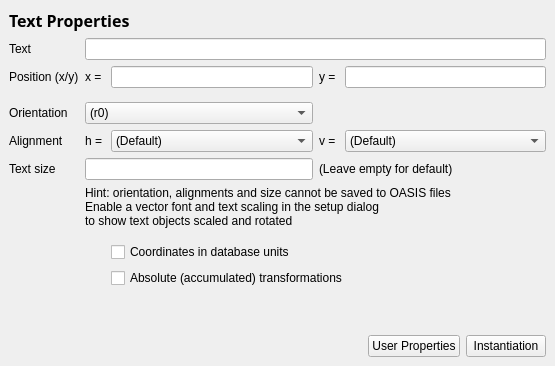
Above: src/edt/edt/TextPropertiesPage.ui from KLayout/klayout before the change. Below: the same form after it.
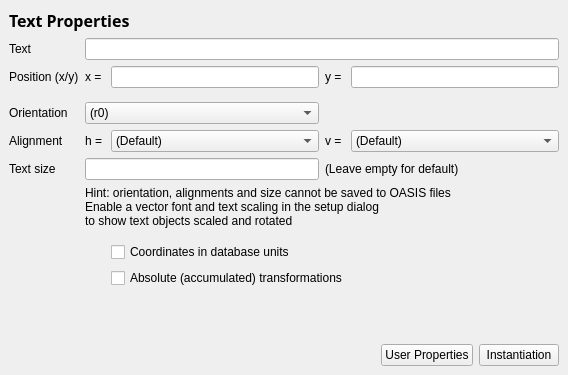
That is the form after the change. Icons and pictures are not drawn.

The edit to the form file:
```diff
--- a/src/edt/edt/TextPropertiesPage.ui
+++ b/src/edt/edt/TextPropertiesPage.ui
@@ -1,12 +1,12 @@
 <ui version="4.0" >
  <class>TextPropertiesPage</class>
- <widget class="QWidget" name="TextPropertiesPage" >
-  <property name="geometry" >
+ <widget class="QWidget" name="TextPropertiesPage">
+  <property name="geometry">
    <rect>
     <x>0</x>
     <y>0</y>
-    <width>555</width>
-    <height>366</height>
+    <width>568</width>
+    <height>375</height>
    </rect>
   </property>
   <property name="windowTitle" >
@@ -26,12 +26,10 @@
      </property>
     </widget>
    </item>
-   <item row="2" column="2" >
-    <widget class="QLineEdit" name="x_le" >
-     <property name="sizePolicy" >
-      <sizepolicy>
-       <hsizetype>7</hsizetype>
-       <vsizetype>0</vsizetype>
+   <item row="2" column="2">
+    <widget class="QLineEdit" name="x_le">
+     <property name="sizePolicy">
+      <sizepolicy hsizetype="Expanding" vsizetype="Fixed">
        <horstretch>1</horstretch>
        <verstretch>0</verstretch>
       </sizepolicy>
@@ -112,13 +110,13 @@
      <property name="frameShadow" >
       <enum>QFrame::Raised</enum>
      </property>
-     <layout class="QHBoxLayout" >
-      <property name="margin" >
-       <number>0</number>
-      </property>
-      <property name="spacing" >
+     <layout class="QHBoxLayout">
+      <property name="spacing">
        <number>6</number>
       </property>
+      <property name="margin" stdset="0">
+       <number>0</number>
+      </property>
       <item>
        <spacer>
         <property name="orientation" >
@@ -179,12 +177,10 @@
      </property>
     </widget>
    </item>
-   <item row="1" column="1" colspan="4" >
-    <widget class="QLineEdit" name="text_le" >
-     <property name="sizePolicy" >
-      <sizepolicy>
-       <hsizetype>7</hsizetype>
-       <vsizetype>0</vsizetype>
+   <item row="1" column="1" colspan="4">
+    <widget class="QLineEdit" name="text_le">
+     <property name="sizePolicy">
+      <sizepolicy hsizetype="Expanding" vsizetype="Fixed">
        <horstretch>0</horstretch>
        <verstretch>0</verstretch>
       </sizepolicy>
@@ -198,12 +194,10 @@
      </property>
     </widget>
    </item>
-   <item row="2" column="4" >
-    <widget class="QLineEdit" name="y_le" >
-     <property name="sizePolicy" >
-      <sizepolicy>
-       <hsizetype>7</hsizetype>
-       <vsizetype>0</vsizetype>
+   <item row="2" column="4">
+    <widget class="QLineEdit" name="y_le">
+     <property name="sizePolicy">
+      <sizepolicy hsizetype="Expanding" vsizetype="Fixed">
        <horstretch>1</horstretch>
        <verstretch>0</verstretch>
       </sizepolicy>
@@ -225,13 +219,13 @@
      <property name="frameShadow" >
       <enum>QFrame::Raised</enum>
      </property>
-     <layout class="QHBoxLayout" >
-      <property name="margin" >
-       <number>0</number>
-      </property>
-      <property name="spacing" >
+     <layout class="QHBoxLayout">
+      <property name="spacing">
        <number>6</number>
       </property>
+      <property name="margin" stdset="0">
+       <number>0</number>
+      </property>
       <item>
        <widget class="QLabel" name="label_12" >
         <property name="font" >
@@ -251,11 +245,9 @@
        </widget>
       </item>
       <item>
-       <widget class="QLabel" name="layer_lbl" >
-        <property name="sizePolicy" >
-         <sizepolicy>
-          <hsizetype>7</hsizetype>
-          <vsizetype>5</vsizetype>
+       <widget class="QLabel" name="layer_lbl">
+        <property name="sizePolicy">
+         <sizepolicy hsizetype="Expanding" vsizetype="Preferred">
           <horstretch>0</horstretch>
           <verstretch>0</verstretch>
          </sizepolicy>
```
Left out of the diff: 240 changed lines with no effect on the pictures.
